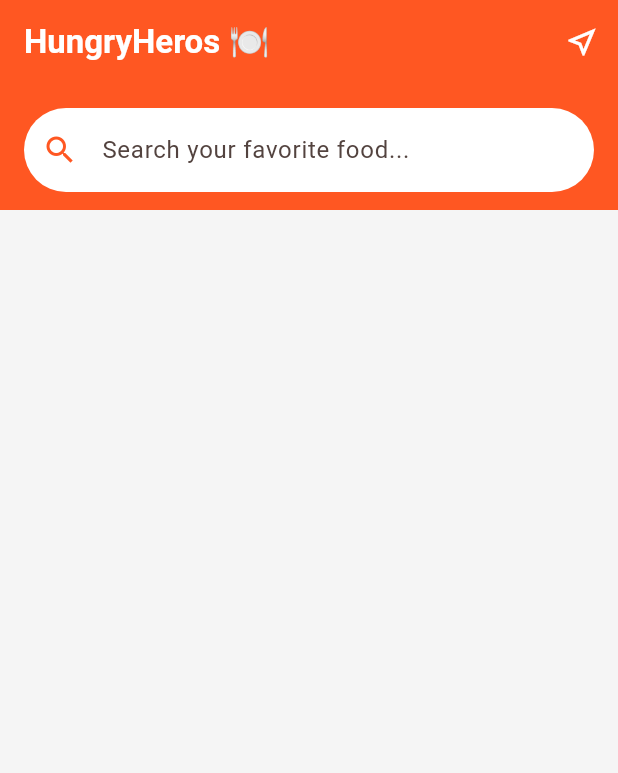
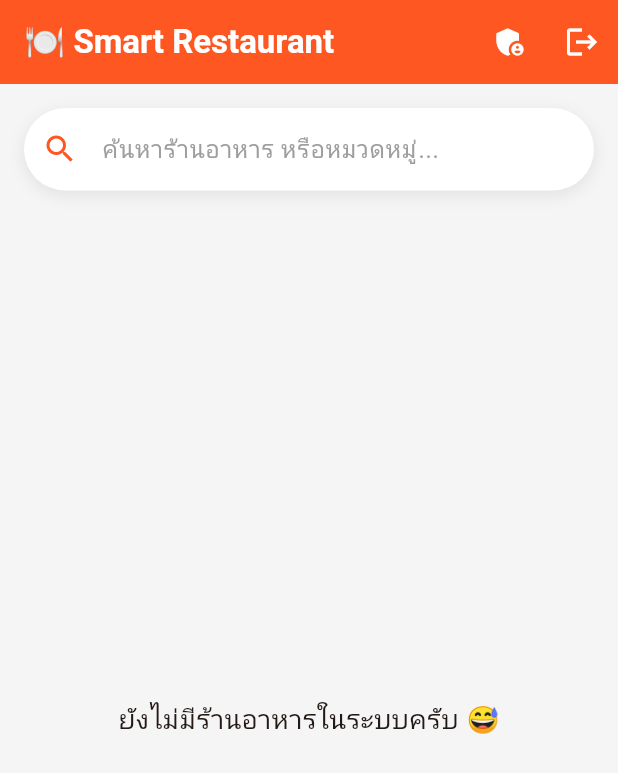
Before and after one commit to phutawanku-cmd/Application, a Flutter app: the screen it shows once a user with an empty profile is signed in, on a phone screen of 412 x 824 dp. Shown: the top 773 px of the screen. Run offline on Flutter 3.47's test engine with Material 3 defaults, Android fonts, the phone set to English and light mode, and no system bars; our stand-ins replace cloud_firestore, firebase_auth, firebase_core; accounts and stored records are empty.

Commit message:
Refactor HomeScreen to enhance restaurant display; implement search functionality and admin login dialog

```diff
--- a/smart_restaurant/lib/screens/home_screen.dart
+++ b/smart_restaurant/lib/screens/home_screen.dart
@@ -1,7 +1,9 @@
 import 'package:flutter/material.dart';
-import 'dart:math' as math;
+import 'package:firebase_auth/firebase_auth.dart';
 import '../services/database_service.dart';
 import '../models/restaurant.dart';
+import 'login_screen.dart';
+import 'admin_dashboard_screen.dart';
 import 'restaurant_detail_screen.dart';
 
 class HomeScreen extends StatefulWidget {
@@ -13,156 +15,323 @@ class HomeScreen extends StatefulWidget {
 
 class _HomeScreenState extends State<HomeScreen> {
   final DatabaseService _dbService = DatabaseService();
-  String _searchText = "";
-  bool _isSortingByDistance = false;
 
-  // 📍 พิกัดจำลองของผู้ใช้ (User Location)
-  final double userLat = 13.1234;
-  final double userLng = 100.9123;
+  String _searchQuery = '';
 
-  double _calculateDistance(double resLat, double resLng) {
-    var p = 0.017453292519943295;
-    var a = 0.5 - math.cos((resLat - userLat) * p) / 2 +
-        math.cos(userLat * p) * math.cos(resLat * p) *
-            (1 - math.cos((resLng - userLng) * p)) / 2;
-    return 12742 * math.asin(math.sqrt(a));
+  // 🚩 รหัสผ่าน Admin แบบฝังในโค้ด (Static) สามารถแก้ตัวเลขตรงนี้ได้เลยครับ!
+  final String _staticAdminPassword = '123';
+
+  Future<void> _logout() async {
+    await FirebaseAuth.instance.signOut();
+    if (!mounted) return;
+    Navigator.pushAndRemoveUntil(
+      context,
+      MaterialPageRoute(builder: (context) => const LoginScreen()),
+      (route) => false,
+    );
+  }
+
+  void _showAdminLoginDialog() {
+    final TextEditingController passwordController = TextEditingController();
+
+    showDialog(
+      context: context,
+      barrierDismissible: false,
+      builder: (context) {
+        return AlertDialog(
+          title: const Text('เข้าสู่โหมดผู้ดูแลระบบ', style: TextStyle(fontWeight: FontWeight.bold)),
+          content: Column(
+            mainAxisSize: MainAxisSize.min,
+            children: [
+              const Text('กรุณากรอกรหัสผ่านเพื่อยืนยันตัวตน'),
+              const SizedBox(height: 12),
+              TextField(
+                controller: passwordController,
+                obscureText: true,
+                decoration: const InputDecoration(
+                  labelText: 'รหัสผ่าน Admin',
+                  border: OutlineInputBorder(),
+                  prefixIcon: Icon(Icons.security),
+                ),
+              ),
+            ],
+          ),
+          actions: [
+            TextButton(
+              onPressed: () => Navigator.pop(context),
+              child: const Text('ยกเลิก', style: TextStyle(color: Colors.grey)),
+            ),
+            ElevatedButton(
+              style: ElevatedButton.styleFrom(backgroundColor: Colors.deepOrange, foregroundColor: Colors.white),
+              onPressed: () {
+                if (passwordController.text == _staticAdminPassword) {
+                  Navigator.pop(context);
+                  Navigator.push(
+                    context,
+                    MaterialPageRoute(builder: (context) => const AdminDashboardScreen()),
+                  );
+                } else {
+                  ScaffoldMessenger.of(context).showSnackBar(
+                    const SnackBar(content: Text('❌ รหัสผ่านไม่ถูกต้อง!'), backgroundColor: Colors.red),
+                  );
+                }
+              },
+              child: const Text('ยืนยัน'),
+            ),
+          ],
+        );
+      },
+    );
   }
 
   @override
   Widget build(BuildContext context) {
     return Scaffold(
       backgroundColor: Colors.grey[100],
-      body: CustomScrollView(
-        slivers: [
-          // --- AppBar สีส้ม HungryHeros ---
-          SliverAppBar(
-            expandedHeight: 140,
-            floating: true,
-            pinned: true,
-            backgroundColor: const Color(0xFFFF5722),
-            title: const Text('HungryHeros 🍽️',
-              style: TextStyle(fontWeight: FontWeight.bold, color: Colors.white)),
+      appBar: AppBar(
+        title: const Text('🍽️ Smart Restaurant', style: TextStyle(fontWeight: FontWeight.bold)),
+        backgroundColor: Colors.deepOrange,
+        foregroundColor: Colors.white,
         actions: [
-              // ปุ่ม Sort ระยะทาง (คลิกเพื่อสลับการเรียง)
           IconButton(
-                icon: Icon(_isSortingByDistance ? Icons.near_me : Icons.near_me_outlined, color: Colors.white),
-                onPressed: () => setState(() => _isSortingByDistance = !_isSortingByDistance),
+            icon: const Icon(Icons.admin_panel_settings),
+            tooltip: 'สำหรับผู้ดูแลระบบ',
+            onPressed: _showAdminLoginDialog,
+          ),
+          IconButton(
+            icon: const Icon(Icons.logout),
+            tooltip: 'ออกจากระบบ',
+            onPressed: _logout,
           ),
         ],
-            bottom: PreferredSize(
-              preferredSize: const Size.fromHeight(70),
-              child: Padding(
-                padding: const EdgeInsets.fromLTRB(16, 0, 16, 12),
+      ),
+      body: Column(
+        children: [
+          Padding(
+            padding: const EdgeInsets.fromLTRB(16, 16, 16, 8),
+            child: Container(
+              decoration: BoxDecoration(
+                color: Colors.white,
+                borderRadius: BorderRadius.circular(30),
+                boxShadow: [
+                  BoxShadow(color: Colors.grey.withOpacity(0.2), spreadRadius: 1, blurRadius: 8, offset: const Offset(0, 3)),
+                ],
+              ),
               child: TextField(
-                  decoration: InputDecoration(
-                    hintText: 'Search your favorite food...',
-                    prefixIcon: const Icon(Icons.search, color: Color(0xFFFF5722)),
-                    fillColor: Colors.white,
-                    filled: true,
-                    border: OutlineInputBorder(borderRadius: BorderRadius.circular(30), borderSide: BorderSide.none),
-                  ),
-                  onChanged: (val) => setState(() => _searchText = val),
+                onChanged: (value) {
+                  setState(() {
+                    _searchQuery = value;
+                  });
+                },
+                decoration: const InputDecoration(
+                  hintText: 'ค้นหาร้านอาหาร หรือหมวดหมู่...',
+                  hintStyle: TextStyle(color: Colors.grey),
+                  prefixIcon: Icon(Icons.search, color: Colors.deepOrange),
+                  border: InputBorder.none,
+                  contentPadding: EdgeInsets.symmetric(vertical: 15),
                 ),
               ),
             ),
           ),
 
-          // --- รายการร้านอาหาร (UI เหมือน Figma) ---
-          StreamBuilder<List<Restaurant>>(
+          Expanded(
+            child: StreamBuilder<List<Restaurant>>(
               stream: _dbService.getRestaurants(),
               builder: (context, snapshot) {
-              if (snapshot.connectionState == ConnectionState.waiting) return const SliverFillRemaining(child: Center(child: CircularProgressIndicator()));
-              if (!snapshot.hasData) return const SliverFillRemaining(child: Center(child: Text("No data")));
-
-              List<Restaurant> filtered = snapshot.data!.where((res) {
-                return res.name.toLowerCase().contains(_searchText.toLowerCase());
-              }).toList();
-
-              // 🚩 ระบบ Sort ตามระยะทาง
-              if (_isSortingByDistance) {
-                filtered.sort((a, b) => _calculateDistance(a.lat, a.lng).compareTo(_calculateDistance(b.lat, b.lng)));
+                if (snapshot.connectionState == ConnectionState.waiting) {
+                  return const Center(child: CircularProgressIndicator(color: Colors.deepOrange));
+                }
+                if (!snapshot.hasData || snapshot.data!.isEmpty) {
+                  return const Center(child: Text('ยังไม่มีร้านอาหารในระบบครับ 😅', style: TextStyle(fontSize: 18)));
                 }
 
-              return SliverPadding(
-                padding: const EdgeInsets.all(16),
-                sliver: SliverList(
-                  delegate: SliverChildBuilderDelegate(
-                    (context, index) {
-                      final res = filtered[index];
-                      final dist = _calculateDistance(res.lat, res.lng);
+                List<Restaurant> allRestaurants = snapshot.data!;
 
-                      return Container(
-                        margin: const EdgeInsets.only(bottom: 20),
-                        decoration: BoxDecoration(
-                          color: Colors.white,
-                          borderRadius: BorderRadius.circular(25),
-                          boxShadow: [BoxShadow(color: Colors.black12, blurRadius: 10, offset: const Offset(0, 5))],
-                        ),
-                        child: InkWell(
-                          onTap: () => Navigator.push(context, MaterialPageRoute(builder: (context) => RestaurantDetailScreen(restaurant: res))),
-                          borderRadius: BorderRadius.circular(25),
+                List<Restaurant> displayRestaurants = allRestaurants;
+                if (_searchQuery.isNotEmpty) {
+                  displayRestaurants = allRestaurants.where((r) {
+                    return r.name.toLowerCase().contains(_searchQuery.toLowerCase()) ||
+                           r.category.toLowerCase().contains(_searchQuery.toLowerCase());
+                  }).toList();
+                }
+
+                List<Restaurant> topRestaurants = List.from(allRestaurants)
+                  ..sort((a, b) => b.rating.compareTo(a.rating));
+                topRestaurants = topRestaurants.take(4).toList();
+
+                bool isSearching = _searchQuery.isNotEmpty;
+
+                return SingleChildScrollView(
                   child: Column(
                     crossAxisAlignment: CrossAxisAlignment.start,
                     children: [
-                              // 🖼️ พื้นที่ภาพ (Full Width & Height 200px)
-                              Stack(
-                                children: [
-                                  ClipRRect(
-                                    borderRadius: const BorderRadius.vertical(top: Radius.circular(25)),
-                                    child: Image.network(
-                                      res.imageUrl,
-                                      height: 200,
-                                      width: double.infinity,
-                                      fit: BoxFit.cover,
-                                      errorBuilder: (_, __, ___) => Container(height: 200, color: Colors.grey[200], child: const Icon(Icons.restaurant, size: 50)),
+                      if (!isSearching) ...[
+                        const Padding(
+                          padding: EdgeInsets.fromLTRB(16, 16, 16, 10),
+                          child: Text('🔥 ร้านอาหารแนะนำยอดฮิต', style: TextStyle(fontSize: 22, fontWeight: FontWeight.bold)),
+                        ),
+                        SizedBox(
+                          height: 220,
+                          child: ListView.builder(
+                            scrollDirection: Axis.horizontal,
+                            padding: const EdgeInsets.symmetric(horizontal: 12),
+                            itemCount: topRestaurants.length,
+                            itemBuilder: (context, index) {
+                              return _buildTopRestaurantCard(topRestaurants[index]);
+                            },
                           ),
                         ),
-                                  Positioned(
-                                    top: 12, right: 12,
-                                    child: Container(
-                                      padding: const EdgeInsets.symmetric(horizontal: 10, vertical: 5),
-                                      decoration: BoxDecoration(color: Colors.white, borderRadius: BorderRadius.circular(15)),
-                                      child: Row(children: [const Icon(Icons.star, color: Colors.orange, size: 16), Text(' ${res.rating}', style: const TextStyle(fontWeight: FontWeight.bold))]),
+                        const SizedBox(height: 20),
+                        const Divider(thickness: 1, indent: 16, endIndent: 16),
+                      ],
+
+                      Padding(
+                        padding: const EdgeInsets.fromLTRB(16, 20, 16, 10),
+                        child: Text(
+                          isSearching ? '🔍 ผลการค้นหา "${_searchQuery}"' : '🍴 ร้านอาหารทั้งหมด',
+                          style: const TextStyle(fontSize: 22, fontWeight: FontWeight.bold)
+                        ),
+                      ),
+
+                      if (displayRestaurants.isEmpty)
+                        const Padding(
+                          padding: EdgeInsets.all(32.0),
+                          child: Center(child: Text('ไม่พบร้านอาหารที่คุณค้นหา 😢', style: TextStyle(fontSize: 16, color: Colors.grey))),
+                        )
+                      else
+                        ListView.builder(
+                          shrinkWrap: true,
+                          physics: const NeverScrollableScrollPhysics(),
+                          padding: const EdgeInsets.symmetric(horizontal: 16),
+                          itemCount: displayRestaurants.length,
+                          itemBuilder: (context, index) {
+                            return _buildNormalRestaurantCard(displayRestaurants[index]);
+                          },
+                        ),
+                      const SizedBox(height: 30),
+                    ],
+                  ),
+                );
+              },
             ),
           ),
         ],
       ),
-                              // 📝 ข้อมูลร้าน
-                              Padding(
-                                padding: const EdgeInsets.all(16),
+    );
+  }
+
+  Widget _buildTopRestaurantCard(Restaurant restaurant) {
+    return Container(
+      width: 160,
+      margin: const EdgeInsets.symmetric(horizontal: 6),
+      child: Card(
+        elevation: 4,
+        shape: RoundedRectangleBorder(borderRadius: BorderRadius.circular(16)),
+        clipBehavior: Clip.antiAlias,
+        child: InkWell(
+          onTap: () {
+            // 🚀 เสียบสายไฟ: นำทางไปหน้ารายละเอียดร้าน
+            Navigator.push(
+              context,
+              MaterialPageRoute(
+                builder: (context) => RestaurantDetailScreen(restaurant: restaurant),
+              ),
+            );
+          },
           child: Column(
             crossAxisAlignment: CrossAxisAlignment.start,
             children: [
-                                    Text(res.name, style: const TextStyle(fontSize: 18, fontWeight: FontWeight.bold)),
+              Expanded(
+                flex: 3,
+                child: SizedBox(
+                  width: double.infinity,
+                  child: restaurant.imageUrl.isNotEmpty
+                      ? Image.network(
+                          restaurant.imageUrl,
+                          fit: BoxFit.cover,
+                          errorBuilder: (context, error, stackTrace) => Container(color: Colors.grey[300], child: const Icon(Icons.broken_image, size: 50, color: Colors.grey)),
+                        )
+                      : Container(color: Colors.grey[300], child: const Icon(Icons.restaurant, size: 50, color: Colors.grey)),
+                ),
+              ),
+              Expanded(
+                flex: 2,
+                child: Padding(
+                  padding: const EdgeInsets.all(8.0),
+                  child: Column(
+                    crossAxisAlignment: CrossAxisAlignment.start,
+                    mainAxisAlignment: MainAxisAlignment.center,
+                    children: [
+                      Text(restaurant.name, style: const TextStyle(fontWeight: FontWeight.bold, fontSize: 16), maxLines: 1, overflow: TextOverflow.ellipsis),
                       const SizedBox(height: 4),
-                                    Text(res.category, style: const TextStyle(color: Colors.grey)),
-                                    const Divider(height: 24),
+                      Text(restaurant.category, style: TextStyle(color: Colors.grey[600], fontSize: 12)),
+                      const SizedBox(height: 4),
                       Row(
                         children: [
-                                        const Icon(Icons.location_on, size: 16, color: Color(0xFFFF5722)),
-                                        // 🚩 ตัวเลขระยะทางจะเปลี่ยนตามที่แก้ใน Firebase
-                                        Text(' ${dist.toStringAsFixed(1)} km', style: const TextStyle(fontWeight: FontWeight.bold)),
-                                        const Spacer(),
-                                        const Icon(Icons.access_time, size: 16, color: Colors.grey),
-                                        Text(' ${res.openingHours}', style: const TextStyle(color: Colors.grey)),
+                          const Icon(Icons.star, color: Colors.amber, size: 16),
+                          const SizedBox(width: 4),
+                          Text(restaurant.rating.toStringAsFixed(1), style: const TextStyle(fontWeight: FontWeight.bold)),
+                        ],
+                      )
                     ],
                   ),
-                                  ],
                 ),
               ),
             ],
           ),
         ),
+      ),
     );
-                    },
-                    childCount: filtered.length,
+  }
+
+  Widget _buildNormalRestaurantCard(Restaurant restaurant) {
+    return Card(
+      elevation: 2,
+      margin: const EdgeInsets.only(bottom: 12),
+      shape: RoundedRectangleBorder(borderRadius: BorderRadius.circular(12)),
+      child: ListTile(
+        contentPadding: const EdgeInsets.all(8),
+        leading: ClipRRect(
+          borderRadius: BorderRadius.circular(8),
+          child: SizedBox(
+            width: 70,
+            height: 70,
+            child: restaurant.imageUrl.isNotEmpty
+                ? Image.network(
+                    restaurant.imageUrl,
+                    fit: BoxFit.cover,
+                    errorBuilder: (context, error, stackTrace) => Container(color: Colors.grey[300], child: const Icon(Icons.broken_image)),
+                  )
+                : Container(color: Colors.grey[300], child: const Icon(Icons.restaurant)),
           ),
+        ),
+        title: Text(restaurant.name, style: const TextStyle(fontWeight: FontWeight.bold, fontSize: 18)),
+        subtitle: Column(
+          crossAxisAlignment: CrossAxisAlignment.start,
+          children: [
+            const SizedBox(height: 4),
+            Text(restaurant.category, style: TextStyle(color: Colors.deepOrange[300])),
+            const SizedBox(height: 4),
+            Row(
+              children: [
+                const Icon(Icons.star, color: Colors.amber, size: 16),
+                const SizedBox(width: 4),
+                Text('${restaurant.rating.toStringAsFixed(1)} คะแนน'),
+              ],
+            ),
+          ],
+        ),
+        trailing: const Icon(Icons.arrow_forward_ios, size: 16, color: Colors.grey),
+        onTap: () {
+          // 🚀 เสียบสายไฟ: นำทางไปหน้ารายละเอียดร้าน
+          Navigator.push(
+            context,
+            MaterialPageRoute(
+              builder: (context) => RestaurantDetailScreen(restaurant: restaurant),
             ),
           );
         },
       ),
-        ],
-      ),
     );
   }
 }
```
Lines whose indentation alone changed are shown as unchanged.
